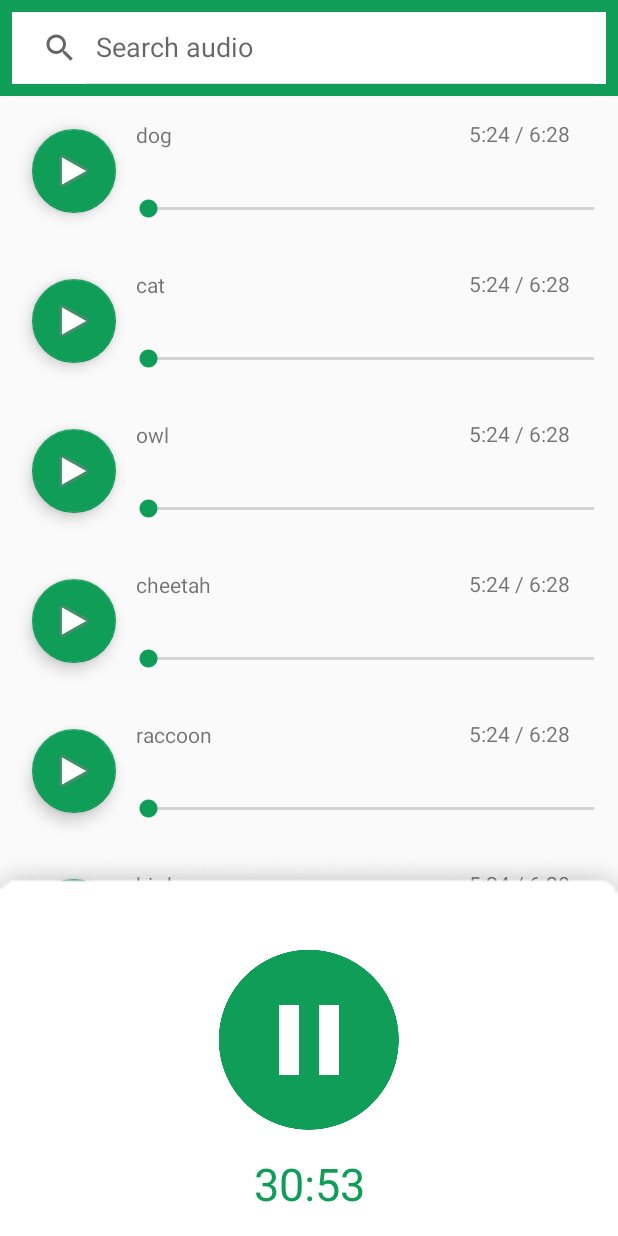
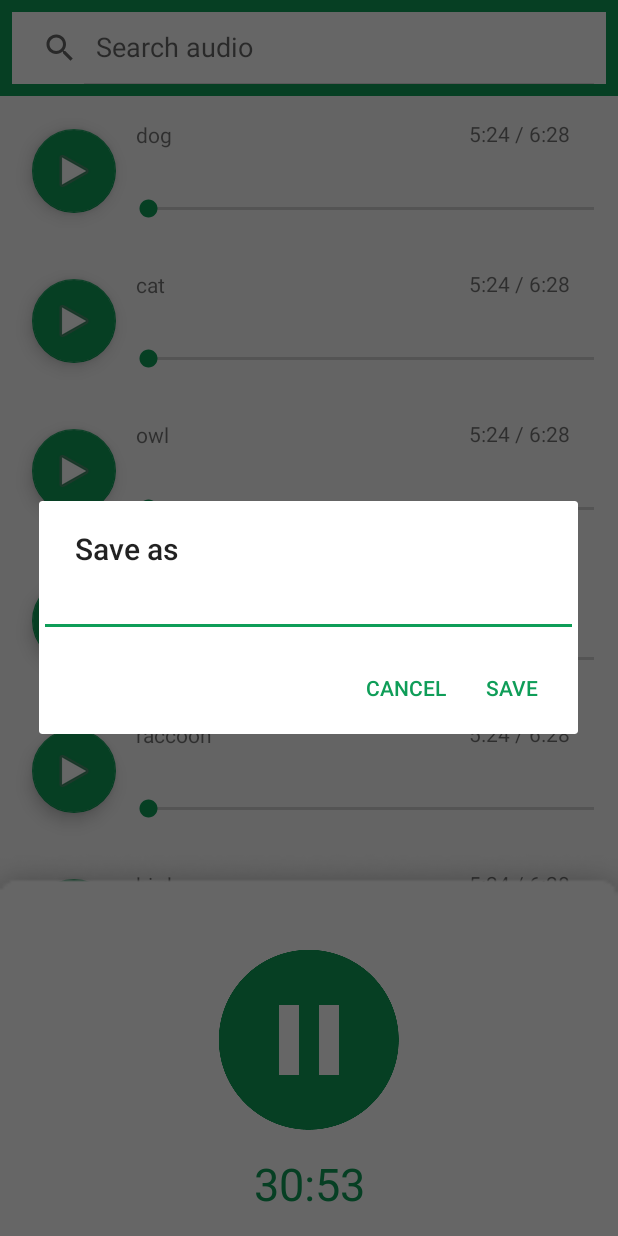
Before and after one commit to roman-vygon/mobileRecorder, an Android app: the screen it shows after launch (MainActivity), after a tap on an icon or button, on a phone screen of 412 x 824 dp. Run offline under Robolectric (Android 15) with nearby library versions, the phone set to English and light mode, and no system bars; 1 other tap on this screen came first.

Commit message:
save file dialog

```diff
--- a/app/src/main/java/com/rvygon/testapp/MainActivity.kt
+++ b/app/src/main/java/com/rvygon/testapp/MainActivity.kt
@@ -17,6 +17,12 @@ import androidx.core.content.ContextCompat
 import androidx.recyclerview.widget.LinearLayoutManager
 import kotlinx.android.synthetic.main.activity_main.*
 import java.io.IOException
+import android.R.string.cancel
+import android.content.DialogInterface
+import android.text.InputType
+import android.widget.EditText
+import androidx.appcompat.app.AlertDialog
+
 
 class MainActivity : AppCompatActivity() {
     val animals: ArrayList<String> = ArrayList()
@@ -55,9 +61,27 @@ class MainActivity : AppCompatActivity() {
                 RequestPermissions()
             }
         })
+
         pauseButton.setOnClickListener(View.OnClickListener {
             pauseButton.setEnabled(false)
             recordButton.setEnabled(true)
+            var m_Text = ""
+            val builder = AlertDialog.Builder(this)
+            builder.setTitle("Save as")
+
+// Set up the input
+            val input = EditText(this)
+// Specify the type of input expected; this, for example, sets the input as a password, and will mask the text
+            input.inputType = InputType.TYPE_CLASS_TEXT
+            builder.setView(input)
+
+// Set up the buttons
+            builder.setPositiveButton("Save",
+                DialogInterface.OnClickListener { dialog, which -> m_Text = input.text.toString() })
+            builder.setNegativeButton("Cancel",
+                DialogInterface.OnClickListener { dialog, which -> dialog.cancel() })
+
+            builder.show()
 
             mRecorder?.stop()
             mRecorder?.release()
--- a/app/src/main/res/values/colors.xml
+++ b/app/src/main/res/values/colors.xml
@@ -2,6 +2,6 @@
 <resources>
     <color name="colorPrimary">#0F9D58</color>
     <color name="colorPrimaryDark">#0C7E46</color>
-    <color name="colorAccent">#D81B60</color>
+    <color name="colorAccent">#0F9D58</color>
     <color name="lowerPanel">#E7E7E7</color>
 </resources>
```
